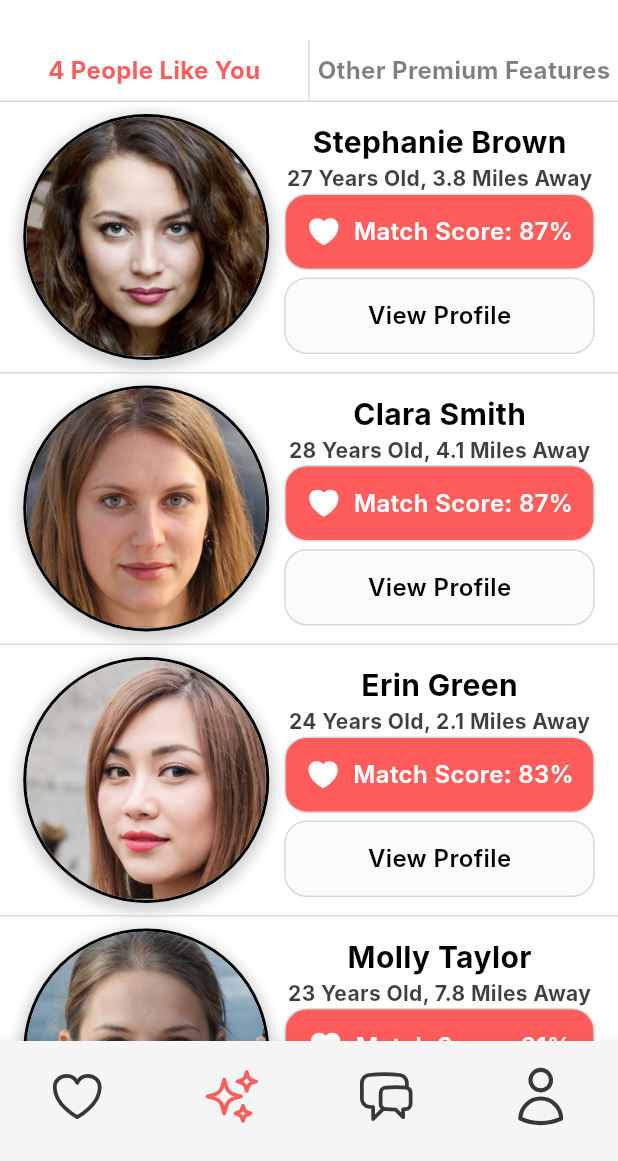
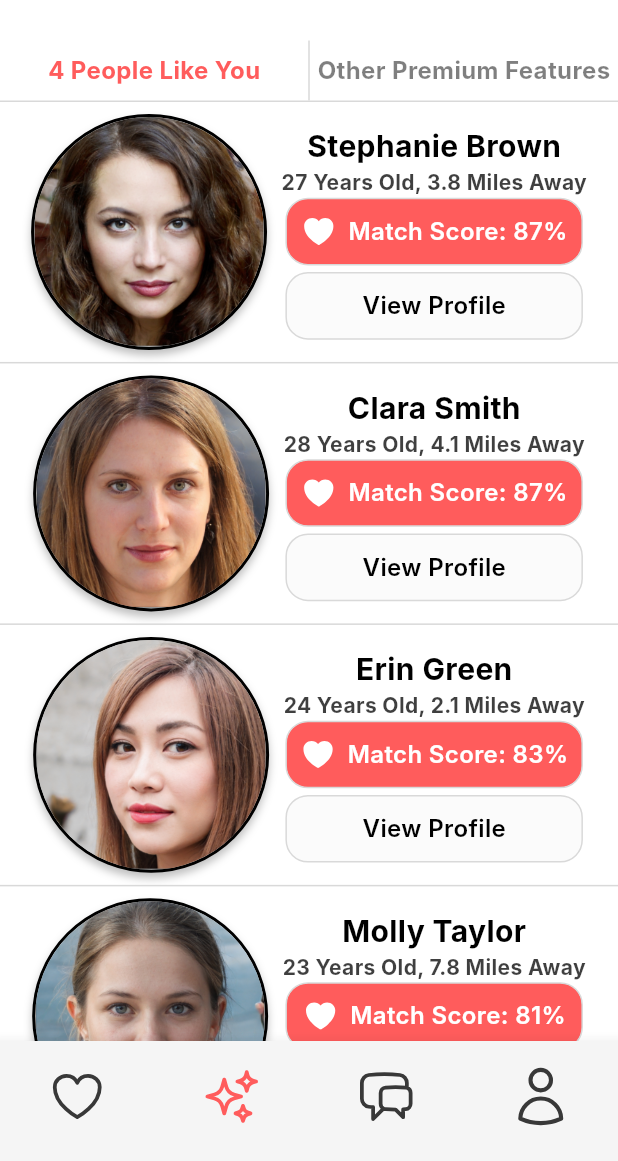
Before and after one commit to eUnity-Development/eUnity-app, a Flutter app: the CoreTemplate screen opened directly, item 2 of the bottom bar chosen, on a phone screen of 412 x 824 dp, the part 75-1236 px from its top. Run offline on Flutter 3.47's test engine with Material 3 defaults, Android fonts, the phone set to English and light mode, and no system bars; our stand-ins replace cookie_jar, dio, dio_cookie_manager, equatable, flutter_svg; network calls fail; Roboto replaces fonts that are missing (Inter); project files that could hold a hidden picture were left out.

Commit message:
Sizing experiments

```diff
--- a/frontend/lib/classes/DesignVariables.dart
+++ b/frontend/lib/classes/DesignVariables.dart
@@ -4,4 +4,12 @@ class DesignVariables {
   static Color primaryRed = Color.fromARGB(255, 255, 92, 92);
   static Color greyLines = Color.fromARGB(255, 217, 217, 217);
   static Color offWhite = Color.fromARGB(255, 251, 251, 251);
+
+  static late double widthConversion;
+  static late double heightConversion;
+
+  static void setConversions(context) {
+    widthConversion = 1 / 430 * MediaQuery.of(context).size.width;
+    heightConversion = 1 / 932 * MediaQuery.of(context).size.height;
+  }
 }
--- a/frontend/lib/home.dart
+++ b/frontend/lib/home.dart
@@ -1,4 +1,5 @@
 import 'package:flutter/material.dart';
+import 'package:frontend/classes/DesignVariables.dart';
 import 'package:frontend/views/LoginSignup.dart';
 
 class Home extends StatefulWidget {
@@ -16,6 +17,7 @@ class _HomeState extends State<Home> {
 
   @override
   Widget build(BuildContext context) {
+    DesignVariables.setConversions(context);
     return Scaffold(
       resizeToAvoidBottomInset: false,
       body: LoginSignup(),
--- a/frontend/lib/views/CoreTemplate.dart
+++ b/frontend/lib/views/CoreTemplate.dart
@@ -41,8 +41,8 @@ class _CoreTemplateState extends State<CoreTemplate> {
         child: Column(
           children: [
             SizedBox(
-              height: 734,
-              width: 412,
+              height: MediaQuery.of(context).size.height,
+              width: MediaQuery.of(context).size.width,
               child: screens[selectedIndex],
             ),
           ],
--- a/frontend/lib/views/MatchPreferences.dart
+++ b/frontend/lib/views/MatchPreferences.dart
@@ -30,7 +30,8 @@ class _MatchPreferencesState extends State<MatchPreferences> {
 
     return Scaffold(
         appBar: PushedScreenTopBar(),
-        body: Padding(
+        body: SingleChildScrollView(
+          child: Padding(
             padding: const EdgeInsets.symmetric(horizontal: 16),
             child: Column(
               crossAxisAlignment: CrossAxisAlignment.start,
@@ -93,6 +94,7 @@ class _MatchPreferencesState extends State<MatchPreferences> {
                 MatchPreferencesSlider(initialValue: 1),
               ],
             ),
+          ),
         ));
   }
 }
--- a/frontend/lib/widgets/PersonThatLikesYouTile.dart
+++ b/frontend/lib/widgets/PersonThatLikesYouTile.dart
@@ -22,20 +22,21 @@ class PersonThatLikesYouTile extends StatelessWidget {
                       border: Border.all(color: Colors.black, width: 2),
                       boxShadow: [
                         BoxShadow(
-                          color: Colors.grey.withOpacity(0.5),
-                          spreadRadius: 3,
-                          blurRadius: 7,
-                          offset: Offset(0, 3),
+                          color: Color.fromARGB(64, 0, 0, 0),
+                          spreadRadius: 0,
+                          blurRadius: 4 * DesignVariables.widthConversion,
+                          offset:
+                              Offset(0, 4 * DesignVariables.heightConversion),
                         ),
                       ]),
                   child: CircleAvatar(
                     backgroundColor: Colors.transparent,
                     backgroundImage: AssetImage(userData['imageURL']!),
-                    radius: 80,
+                    radius: 80 * DesignVariables.widthConversion,
                   ),
                 ),
                 SizedBox(
-                  width: 10,
+                  width: 10 * DesignVariables.widthConversion,
                 ),
                 Column(
                   mainAxisAlignment: MainAxisAlignment.center,
@@ -60,17 +61,19 @@ class PersonThatLikesYouTile extends StatelessWidget {
                           border: Border.all(
                               width: 1, color: DesignVariables.greyLines),
                           color: DesignVariables.primaryRed),
-                      height: 51,
-                      width: 207,
+                      height: 51 * DesignVariables.heightConversion,
+                      width: 207 * DesignVariables.widthConversion,
                       child: Row(
                           mainAxisAlignment: MainAxisAlignment.center,
                           children: [
-                            SvgPicture.asset(
-                              "assets/NavBarUI/icon-filled-heart.svg",
-                              color: Colors.white,
+                            SizedBox(
+                              child: SvgPicture.asset(
+                                "assets/NavBarUI/icon-filled-heart.svg",
+                                color: Colors.white,
+                              ),
                             ),
                             SizedBox(
-                              width: 8,
+                              width: 8 * DesignVariables.widthConversion,
                             ),
                             Text(
                               "Match Score: ${userData['matchScore']}%",
@@ -82,7 +85,7 @@ class PersonThatLikesYouTile extends StatelessWidget {
                           ]),
                     ),
                     SizedBox(
-                      height: 5,
+                      height: 5 * DesignVariables.heightConversion,
                     ),
                     Container(
                         decoration: BoxDecoration(
@@ -90,8 +93,8 @@ class PersonThatLikesYouTile extends StatelessWidget {
                             border: Border.all(
                                 width: 1, color: DesignVariables.greyLines),
                             color: DesignVariables.offWhite),
-                        height: 51,
-                        width: 207,
+                        height: 51 * DesignVariables.heightConversion,
+                        width: 207 * DesignVariables.widthConversion,
                         child: Center(
                           child: Text(
                             "View Profile",
```
Lines whose indentation alone changed are shown as unchanged.
